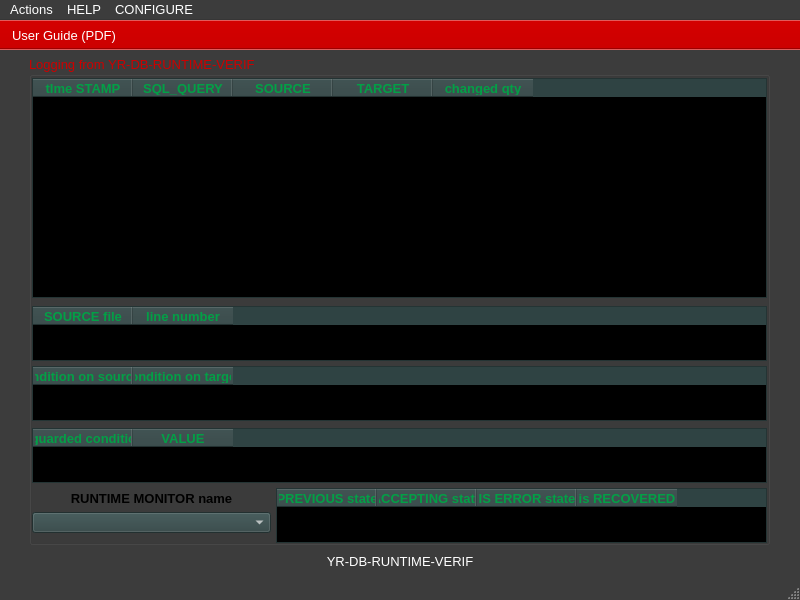
yerothd/yr-db-runtime-verif, file ui/yr-db-runtime-verif-main-window.ui: the form before one commit.
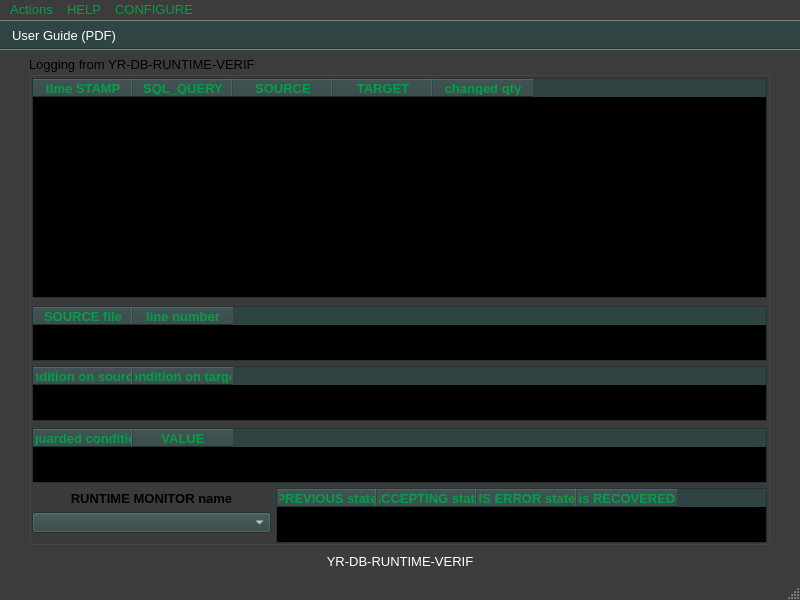
The form after the commit. Icons and pictures are not drawn. Custom widgets are drawn as their Qt base class.

What changed in the file:
```diff
--- a/ui/yr-db-runtime-verif-main-window.ui
+++ b/ui/yr-db-runtime-verif-main-window.ui
@@ -22,9 +22,9 @@
      <colorrole role="WindowText">
       <brush brushstyle="SolidPattern">
        <color alpha="255">
-        <red>255</red>
-        <green>255</green>
-        <blue>255</blue>
+        <red>2</red>
+        <green>160</green>
+        <blue>70</blue>
        </color>
       </brush>
      </colorrole>
@@ -76,9 +76,9 @@
      <colorrole role="Text">
       <brush brushstyle="SolidPattern">
        <color alpha="255">
-        <red>255</red>
-        <green>255</green>
-        <blue>255</blue>
+        <red>2</red>
+        <green>160</green>
+        <blue>70</blue>
        </color>
       </brush>
      </colorrole>
@@ -94,9 +94,9 @@
      <colorrole role="ButtonText">
       <brush brushstyle="SolidPattern">
        <color alpha="255">
-        <red>255</red>
-        <green>255</green>
-        <blue>255</blue>
+        <red>2</red>
+        <green>160</green>
+        <blue>70</blue>
        </color>
       </brush>
      </colorrole>
@@ -127,6 +127,24 @@
        </color>
       </brush>
      </colorrole>
+     <colorrole role="Highlight">
+      <brush brushstyle="SolidPattern">
+       <color alpha="255">
+        <red>47</red>
+        <green>67</green>
+        <blue>67</blue>
+       </color>
+      </brush>
+     </colorrole>
+     <colorrole role="HighlightedText">
+      <brush brushstyle="SolidPattern">
+       <color alpha="255">
+        <red>2</red>
+        <green>160</green>
+        <blue>70</blue>
+       </color>
+      </brush>
+     </colorrole>
      <colorrole role="AlternateBase">
       <brush brushstyle="SolidPattern">
        <color alpha="255">
@@ -155,11 +173,11 @@
       </brush>
      </colorrole>
      <colorrole role="PlaceholderText">
-      <brush brushstyle="NoBrush">
+      <brush brushstyle="SolidPattern">
        <color alpha="128">
-        <red>255</red>
-        <green>255</green>
-        <blue>255</blue>
+        <red>2</red>
+        <green>160</green>
+        <blue>70</blue>
        </color>
       </brush>
      </colorrole>
@@ -168,9 +186,9 @@
      <colorrole role="WindowText">
       <brush brushstyle="SolidPattern">
        <color alpha="255">
-        <red>255</red>
-        <green>255</green>
-        <blue>255</blue>
+        <red>2</red>
+        <green>160</green>
+        <blue>70</blue>
        </color>
       </brush>
      </colorrole>
@@ -222,9 +240,9 @@
      <colorrole role="Text">
       <brush brushstyle="SolidPattern">
        <color alpha="255">
-        <red>255</red>
-        <green>255</green>
-        <blue>255</blue>
+        <red>2</red>
+        <green>160</green>
+        <blue>70</blue>
        </color>
       </brush>
      </colorrole>
@@ -240,9 +258,9 @@
      <colorrole role="ButtonText">
       <brush brushstyle="SolidPattern">
        <color alpha="255">
-        <red>255</red>
-        <green>255</green>
-        <blue>255</blue>
+        <red>2</red>
+        <green>160</green>
+        <blue>70</blue>
        </color>
       </brush>
      </colorrole>
@@ -273,6 +291,24 @@
        </color>
       </brush>
      </colorrole>
+     <colorrole role="Highlight">
+      <brush brushstyle="SolidPattern">
+       <color alpha="255">
+        <red>47</red>
+        <green>67</green>
+        <blue>67</blue>
+       </color>
+      </brush>
+     </colorrole>
+     <colorrole role="HighlightedText">
+      <brush brushstyle="SolidPattern">
+       <color alpha="255">
+        <red>2</red>
+        <green>160</green>
+        <blue>70</blue>
+       </color>
+      </brush>
+     </colorrole>
      <colorrole role="AlternateBase">
       <brush brushstyle="SolidPattern">
        <color alpha="255">
@@ -301,11 +337,11 @@
       </brush>
      </colorrole>
      <colorrole role="PlaceholderText">
-      <brush brushstyle="NoBrush">
+      <brush brushstyle="SolidPattern">
        <color alpha="128">
-        <red>255</red>
-        <green>255</green>
-        <blue>255</blue>
+        <red>2</red>
+        <green>160</green>
+        <blue>70</blue>
        </color>
       </brush>
      </colorrole>
@@ -419,6 +455,24 @@
        </color>
       </brush>
      </colorrole>
+     <colorrole role="Highlight">
+      <brush brushstyle="SolidPattern">
+       <color alpha="255">
+        <red>145</red>
+        <green>145</green>
+        <blue>145</blue>
+       </color>
+      </brush>
+     </colorrole>
+     <colorrole role="HighlightedText">
+      <brush brushstyle="SolidPattern">
+       <color alpha="255">
+        <red>2</red>
+        <green>160</green>
+        <blue>70</blue>
+       </color>
+      </brush>
+     </colorrole>
      <colorrole role="AlternateBase">
       <brush brushstyle="SolidPattern">
        <color alpha="255">
@@ -447,7 +501,7 @@
       </brush>
      </colorrole>
      <colorrole role="PlaceholderText">
-      <brush brushstyle="NoBrush">
+      <brush brushstyle="SolidPattern">
        <color alpha="128">
         <red>255</red>
         <green>255</green>
@@ -491,7 +545,7 @@
        <colorrole role="WindowText">
         <brush brushstyle="SolidPattern">
          <color alpha="255">
-          <red>204</red>
+          <red>0</red>
           <green>0</green>
           <blue>0</blue>
          </color>
@@ -500,7 +554,7 @@
        <colorrole role="Highlight">
         <brush brushstyle="SolidPattern">
          <color alpha="255">
-          <red>204</red>
+          <red>0</red>
           <green>0</green>
           <blue>0</blue>
          </color>
@@ -520,7 +574,7 @@
        <colorrole role="WindowText">
         <brush brushstyle="SolidPattern">
          <color alpha="255">
-          <red>204</red>
+          <red>0</red>
           <green>0</green>
           <blue>0</blue>
          </color>
@@ -529,7 +583,7 @@
        <colorrole role="Highlight">
         <brush brushstyle="SolidPattern">
          <color alpha="255">
-          <red>204</red>
+          <red>0</red>
           <green>0</green>
           <blue>0</blue>
          </color>
@@ -4504,6 +4558,205 @@
      <height>21</height>
     </rect>
    </property>
+   <property name="palette">
+    <palette>
+     <active>
+      <colorrole role="WindowText">
+       <brush brushstyle="SolidPattern">
+        <color alpha="255">
+         <red>2</red>
+         <green>160</green>
+         <blue>70</blue>
+        </color>
+       </brush>
+      </colorrole>
+      <colorrole role="Text">
+       <brush brushstyle="SolidPattern">
+        <color alpha="255">
+         <red>2</red>
+         <green>160</green>
+         <blue>70</blue>
+        </color>
+       </brush>
+      </colorrole>
+      <colorrole role="BrightText">
+       <brush brushstyle="SolidPattern">
+        <color alpha="255">
+         <red>2</red>
+         <green>160</green>
+         <blue>70</blue>
+        </color>
+       </brush>
+      </colorrole>
+      <colorrole role="ButtonText">
+       <brush brushstyle="SolidPattern">
+        <color alpha="255">
+         <red>2</red>
+         <green>160</green>
+         <blue>70</blue>
+        </color>
+       </brush>
+      </colorrole>
+      <colorrole role="Highlight">
+       <brush brushstyle="SolidPattern">
+        <color alpha="255">
+         <red>47</red>
+         <green>67</green>
+         <blue>67</blue>
+        </color>
+       </brush>
+      </colorrole>
+      <colorrole role="HighlightedText">
+       <brush brushstyle="SolidPattern">
+        <color alpha="255">
+         <red>2</red>
+         <green>160</green>
+         <blue>70</blue>
+        </color>
+       </brush>
+      </colorrole>
+      <colorrole role="PlaceholderText">
+       <brush brushstyle="SolidPattern">
+        <color alpha="128">
+         <red>2</red>
+         <green>160</green>
+         <blue>70</blue>
+        </color>
+       </brush>
+      </colorrole>
+     </active>
+     <inactive>
+      <colorrole role="WindowText">
+       <brush brushstyle="SolidPattern">
+        <color alpha="255">
+         <red>2</red>
+         <green>160</green>
+         <blue>70</blue>
+        </color>
+       </brush>
+      </colorrole>
+      <colorrole role="Text">
+       <brush brushstyle="SolidPattern">
+        <color alpha="255">
+         <red>2</red>
+         <green>160</green>
+         <blue>70</blue>
+        </color>
+       </brush>
+      </colorrole>
+      <colorrole role="BrightText">
+       <brush brushstyle="SolidPattern">
+        <color alpha="255">
+         <red>2</red>
+         <green>160</green>
+         <blue>70</blue>
+        </color>
+       </brush>
+      </colorrole>
+      <colorrole role="ButtonText">
+       <brush brushstyle="SolidPattern">
+        <color alpha="255">
+         <red>2</red>
+         <green>160</green>
+         <blue>70</blue>
+        </color>
+       </brush>
+      </colorrole>
+      <colorrole role="Highlight">
+       <brush brushstyle="SolidPattern">
+        <color alpha="255">
+         <red>47</red>
+         <green>67</green>
+         <blue>67</blue>
+        </color>
+       </brush>
+      </colorrole>
+      <colorrole role="HighlightedText">
+       <brush brushstyle="SolidPattern">
+        <color alpha="255">
+         <red>2</red>
+         <green>160</green>
+         <blue>70</blue>
+        </color>
+       </brush>
+      </colorrole>
+      <colorrole role="PlaceholderText">
+       <brush brushstyle="SolidPattern">
+        <color alpha="128">
+         <red>2</red>
+         <green>160</green>
+         <blue>70</blue>
+        </color>
+       </brush>
+      </colorrole>
+     </inactive>
+     <disabled>
+      <colorrole role="WindowText">
+       <brush brushstyle="SolidPattern">
+        <color alpha="255">
+         <red>30</red>
+         <green>30</green>
+         <blue>30</blue>
+        </color>
+       </brush>
+      </colorrole>
+      <colorrole role="Text">
+       <brush brushstyle="SolidPattern">
+        <color alpha="255">
+         <red>30</red>
+         <green>30</green>
+         <blue>30</blue>
+        </color>
+       </brush>
+      </colorrole>
+      <colorrole role="BrightText">
+       <brush brushstyle="SolidPattern">
+        <color alpha="255">
+         <red>2</red>
+         <green>160</green>
+         <blue>70</blue>
+        </color>
+       </brush>
+      </colorrole>
+      <colorrole role="ButtonText">
+       <brush brushstyle="SolidPattern">
+        <color alpha="255">
+         <red>30</red>
+         <green>30</green>
+         <blue>30</blue>
+        </color>
+       </brush>
+      </colorrole>
+      <colorrole role="Highlight">
+       <brush brushstyle="SolidPattern">
+        <color alpha="255">
+         <red>145</red>
+         <green>145</green>
+         <blue>145</blue>
+        </color>
+       </brush>
+      </colorrole>
+      <colorrole role="HighlightedText">
+       <brush brushstyle="SolidPattern">
+        <color alpha="255">
+         <red>2</red>
+         <green>160</green>
+         <blue>70</blue>
+        </color>
+       </brush>
+      </colorrole>
+      <colorrole role="PlaceholderText">
+       <brush brushstyle="SolidPattern">
+        <color alpha="128">
+         <red>255</red>
+         <green>255</green>
+         <blue>255</blue>
+        </color>
+       </brush>
+      </colorrole>
+     </disabled>
+    </palette>
+   </property>
    <property name="font">
     <font>
      <pointsize>10</pointsize>
@@ -6073,45 +6326,45 @@
       <colorrole role="Button">
        <brush brushstyle="SolidPattern">
         <color alpha="255">
-         <red>204</red>
-         <green>0</green>
-         <blue>0</blue>
+         <red>47</red>
+         <green>67</green>
+         <blue>67</blue>
         </color>
        </brush>
       </colorrole>
       <colorrole role="Light">
        <brush brushstyle="SolidPattern">
         <color alpha="255">
-         <red>255</red>
-         <green>51</green>
-         <blue>51</blue>
+         <red>70</red>
+         <green>100</green>
+         <blue>100</blue>
         </color>
        </brush>
       </colorrole>
       <colorrole role="Midlight">
        <brush brushstyle="SolidPattern">
         <color alpha="255">
-         <red>229</red>
-         <green>25</green>
-         <blue>25</blue>
+         <red>58</red>
+         <green>83</green>
+         <blue>83</blue>
         </color>
        </brush>
       </colorrole>
       <colorrole role="Dark">
        <brush brushstyle="SolidPattern">
         <color alpha="255">
-         <red>102</red>
-         <green>0</green>
-         <blue>0</blue>
+         <red>23</red>
+         <green>33</green>
+         <blue>33</blue>
         </color>
        </brush>
       </colorrole>
       <colorrole role="Mid">
        <brush brushstyle="SolidPattern">
         <color alpha="255">
-         <red>136</red>
-         <green>0</green>
-         <blue>0</blue>
+         <red>31</red>
+         <green>45</green>
+         <blue>45</blue>
         </color>
        </brush>
       </colorrole>
@@ -6145,18 +6398,18 @@
       <colorrole role="Base">
        <brush brushstyle="SolidPattern">
         <color alpha="255">
-         <red>255</red>
-         <green>255</green>
-         <blue>255</blue>
+         <red>0</red>
+         <green>0</green>
+         <blue>0</blue>
         </color>
        </brush>
       </colorrole>
       <colorrole role="Window">
        <brush brushstyle="SolidPattern">
         <color alpha="255">
-         <red>204</red>
-         <green>0</green>
-         <blue>0</blue>
+         <red>47</red>
+         <green>67</green>
+         <blue>67</blue>
         </color>
        </brush>
       </colorrole>
@@ -6172,27 +6425,27 @@
       <colorrole role="Highlight">
        <brush brushstyle="SolidPattern">
         <color alpha="255">
-         <red>0</red>
-         <green>0</green>
-         <blue>0</blue>
+         <red>47</red>
+         <green>67</green>
+         <blue>67</blue>
         </color>
        </brush>
       </colorrole>
       <colorrole role="HighlightedText">
        <brush brushstyle="SolidPattern">
         <color alpha="255">
-         <red>2</red>
-         <green>160</green>
-         <blue>70</blue>
+         <red>0</red>
+         <green>255</green>
+         <blue>0</blue>
         </color>
        </brush>
       </colorrole>
       <colorrole role="AlternateBase">
        <brush brushstyle="SolidPattern">
         <color alpha="255">
-         <red>229</red>
-         <green>127</green>
-         <blue>127</blue>
+         <red>23</red>
+         <green>33</green>
+         <blue>33</blue>
         </color>
        </brush>
       </colorrole>
@@ -6237,45 +6490,45 @@
       <colorrole role="Button">
        <brush brushstyle="SolidPattern">
         <color alpha="255">
-         <red>204</red>
-         <green>0</green>
-         <blue>0</blue>
+         <red>47</red>
+         <green>67</green>
+         <blue>67</blue>
         </color>
        </brush>
       </colorrole>
       <colorrole role="Light">
        <brush brushstyle="SolidPattern">
         <color alpha="255">
-         <red>255</red>
-         <green>51</green>
-         <blue>51</blue>
+         <red>70</red>
+         <green>100</green>
+         <blue>100</blue>
         </color>
        </brush>
       </colorrole>
       <colorrole role="Midlight">
        <brush brushstyle="SolidPattern">
         <color alpha="255">
-         <red>229</red>
-         <green>25</green>
-         <blue>25</blue>
+         <red>58</red>
+         <green>83</green>
+         <blue>83</blue>
         </color>
        </brush>
       </colorrole>
       <colorrole role="Dark">
        <brush brushstyle="SolidPattern">
         <color alpha="255">
-         <red>102</red>
-         <green>0</green>
-         <blue>0</blue>
+         <red>23</red>
+         <green>33</green>
+         <blue>33</blue>
         </color>
        </brush>
       </colorrole>
       <colorrole role="Mid">
        <brush brushstyle="SolidPattern">
         <color alpha="255">
-         <red>136</red>
-         <green>0</green>
-         <blue>0</blue>
+         <red>31</red>
+         <green>45</green>
+         <blue>45</blue>
         </color>
        </brush>
       </colorrole>
@@ -6309,18 +6562,18 @@
       <colorrole role="Base">
        <brush brushstyle="SolidPattern">
         <color alpha="255">
-         <red>255</red>
-         <green>255</green>
-         <blue>255</blue>
+         <red>0</red>
+         <green>0</green>
+         <blue>0</blue>
         </color>
        </brush>
       </colorrole>
       <colorrole role="Window">
        <brush brushstyle="SolidPattern">
         <color alpha="255">
-         <red>204</red>
-         <green>0</green>
-         <blue>0</blue>
+         <red>47</red>
+         <green>67</green>
+         <blue>67</blue>
         </color>
        </brush>
       </colorrole>
@@ -6336,27 +6589,27 @@
       <colorrole role="Highlight">
        <brush brushstyle="SolidPattern">
         <color alpha="255">
-         <red>0</red>
-         <green>0</green>
-         <blue>0</blue>
+         <red>47</red>
+         <green>67</green>
+         <blue>67</blue>
         </color>
        </brush>
       </colorrole>
       <colorrole role="HighlightedText">
        <brush brushstyle="SolidPattern">
         <color alpha="255">
-         <red>2</red>
-         <green>160</green>
-         <blue>70</blue>
+         <red>0</red>
+         <green>255</green>
+         <blue>0</blue>
         </color>
        </brush>
       </colorrole>
       <colorrole role="AlternateBase">
        <brush brushstyle="SolidPattern">
         <color alpha="255">
-         <red>229</red>
-         <green>127</green>
-         <blue>127</blue>
+         <red>23</red>
+         <green>33</green>
+         <blue>33</blue>
         </color>
        </brush>
       </colorrole>
@@ -6392,63 +6645,63 @@
       <colorrole role="WindowText">
        <brush brushstyle="SolidPattern">
         <color alpha="255">
-         <red>102</red>
-         <green>0</green>
-         <blue>0</blue>
+         <red>23</red>
+         <green>33</green>
+         <blue>33</blue>
         </color>
        </brush>
       </colorrole>
       <colorrole role="Button">
        <brush brushstyle="SolidPattern">
         <color alpha="255">
-         <red>204</red>
-         <green>0</green>
-         <blue>0</blue>
+         <red>47</red>
+         <green>67</green>
+         <blue>67</blue>
         </color>
        </brush>
       </colorrole>
       <colorrole role="Light">
        <brush brushstyle="SolidPattern">
         <color alpha="255">
-         <red>255</red>
-         <green>51</green>
-         <blue>51</blue>
+         <red>70</red>
+         <green>100</green>
+         <blue>100</blue>
         </color>
        </brush>
       </colorrole>
       <colorrole role="Midlight">
        <brush brushstyle="SolidPattern">
         <color alpha="255">
-         <red>229</red>
-         <green>25</green>
-         <blue>25</blue>
+         <red>58</red>
+         <green>83</green>
+         <blue>83</blue>
         </color>
        </brush>
       </colorrole>
       <colorrole role="Dark">
        <brush brushstyle="SolidPattern">
         <color alpha="255">
-         <red>102</red>
-         <green>0</green>
-         <blue>0</blue>
+         <red>23</red>
+         <green>33</green>
+         <blue>33</blue>
         </color>
        </brush>
       </colorrole>
       <colorrole role="Mid">
        <brush brushstyle="SolidPattern">
         <color alpha="255">
-         <red>136</red>
-         <green>0</green>
-         <blue>0</blue>
+         <red>31</red>
+         <green>45</green>
+         <blue>45</blue>
         </color>
        </brush>
       </colorrole>
       <colorrole role="Text">
        <brush brushstyle="SolidPattern">
         <color alpha="255">
-         <red>102</red>
-         <green>0</green>
-         <blue>0</blue>
+         <red>23</red>
+         <green>33</green>
+         <blue>33</blue>
         </color>
        </brush>
       </colorrole>
@@ -6464,27 +6717,27 @@
       <colorrole role="ButtonText">
        <brush brushstyle="SolidPattern">
         <color alpha="255">
-         <red>102</red>
-         <green>0</green>
-         <blue>0</blue>
+         <red>23</red>
+         <green>33</green>
+         <blue>33</blue>
         </color>
        </brush>
       </colorrole>
       <colorrole role="Base">
        <brush brushstyle="SolidPattern">
         <color alpha="255">
-         <red>204</red>
-         <green>0</green>
-         <blue>0</blue>
+         <red>47</red>
+         <green>67</green>
+         <blue>67</blue>
         </color>
        </brush>
       </colorrole>
       <colorrole role="Window">
        <brush brushstyle="SolidPattern">
         <color alpha="255">
-         <red>204</red>
-         <green>0</green>
-         <blue>0</blue>
+         <red>47</red>
+         <green>67</green>
+         <blue>67</blue>
         </color>
        </brush>
       </colorrole>
@@ -6509,18 +6762,18 @@
       <colorrole role="HighlightedText">
        <brush brushstyle="SolidPattern">
         <color alpha="255">
-         <red>2</red>
-         <green>160</green>
-         <blue>70</blue>
+         <red>0</red>
+         <green>255</green>
+         <blue>0</blue>
         </color>
        </brush>
       </colorrole>
       <colorrole role="AlternateBase">
        <brush brushstyle="SolidPattern">
         <color alpha="255">
-         <red>204</red>
-         <green>0</green>
-         <blue>0</blue>
+         <red>47</red>
+         <green>67</green>
+         <blue>67</blue>
         </color>
        </brush>
       </colorrole>
@@ -6545,9 +6798,9 @@
       <colorrole role="PlaceholderText">
        <brush brushstyle="SolidPattern">
         <color alpha="128">
-         <red>0</red>
-         <green>0</green>
-         <blue>0</blue>
+         <red>255</red>
+         <green>255</green>
+         <blue>255</blue>
         </color>
        </brush>
       </colorrole>
```
Left out of the diff: 742 changed lines with no effect on the pictures.
